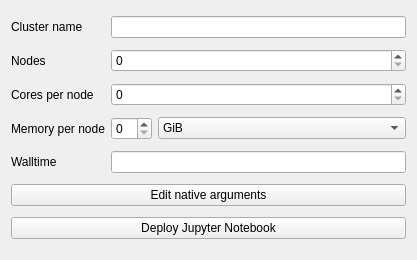
First picture: the form in gui/widgets_templates/deploy-notebook.ui, repository intdata-bsc/idact-gui, before the edit.
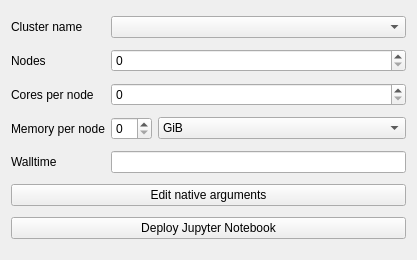
Second picture: the form after the edit.

Commit message: data provider - cluster names box

```diff
--- a/gui/widgets_templates/deploy-notebook.ui
+++ b/gui/widgets_templates/deploy-notebook.ui
@@ -21,9 +21,6 @@
      </property>
     </widget>
    </item>
-   <item row="0" column="1" colspan="3">
-    <widget class="QLineEdit" name="cluster_name_deployn_edit"/>
-   </item>
    <item row="4" column="1" colspan="3">
     <widget class="QLineEdit" name="walltime_edit"/>
    </item>
@@ -121,6 +118,9 @@
      </item>
     </widget>
    </item>
+   <item row="0" column="1" colspan="3">
+    <widget class="QComboBox" name="cluster_names_box"/>
+   </item>
   </layout>
  </widget>
  <resources/>
```
The commit also changes 9 other files.
